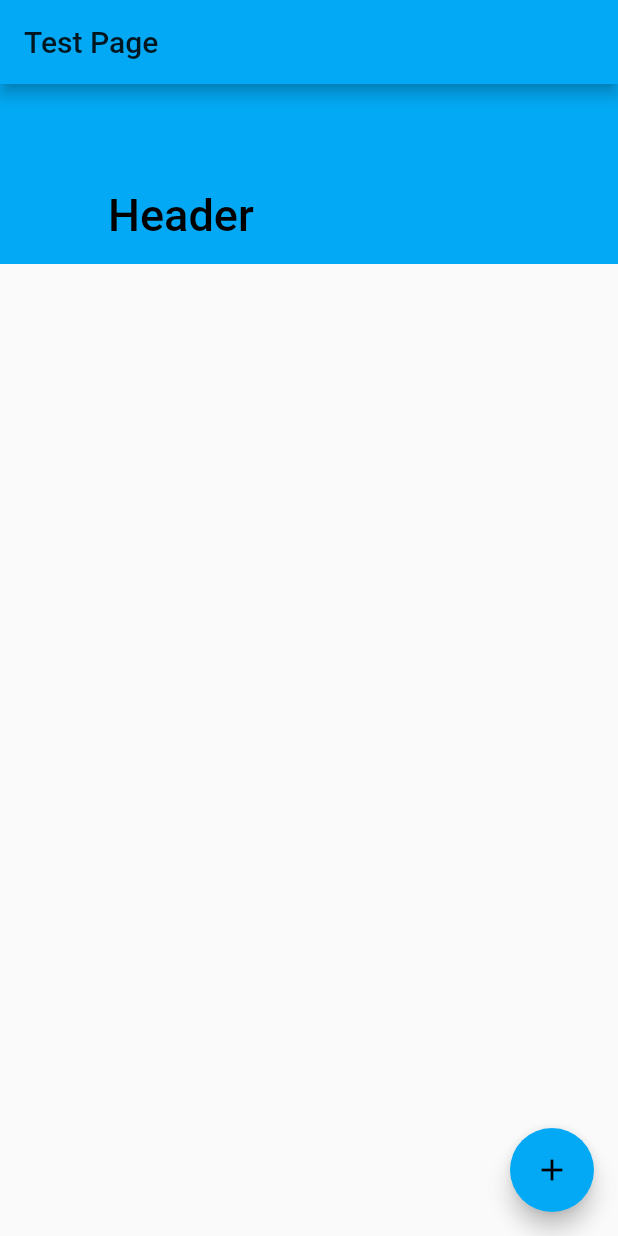
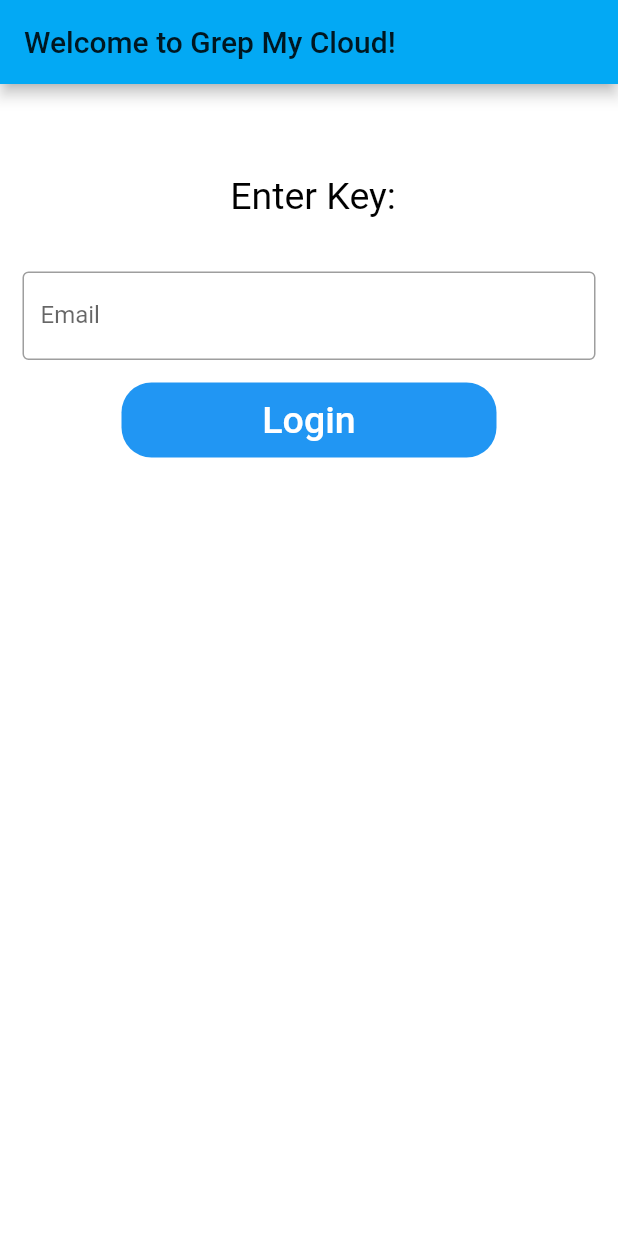
Before and after one commit to BraytonK/GrepMyCloud, a Flutter app: the screen it shows after launch, on a phone screen of 412 x 824 dp. Run offline on Flutter 3.47's test engine with Material 2 defaults, Android fonts, the phone set to English and light mode, and no system bars.

Commit message:
login page up

```diff
--- a/grepmycloud_application/lib/main.dart
+++ b/grepmycloud_application/lib/main.dart
@@ -1,4 +1,7 @@
 import 'package:flutter/material.dart';
+import 'package:grepmycloud_application/screens/bookshelfScreen.dart';
+import 'package:grepmycloud_application/screens/linksScreen.dart';
+import 'package:grepmycloud_application/screens/welcomeScreen.dart';
 
 void main() {
   runApp(GrepMyCloud());
@@ -13,104 +16,13 @@ class GrepMyCloud extends StatelessWidget {
       theme: ThemeData(
         primarySwatch: Colors.lightBlue,
       ),
-      home: MyObjectsPage(
-        title: 'User Objects',
-        objectCount: 0,
-      ),
+      initialRoute: '/',
+      routes: {
+        '/': (context) => WelcomePage(), //TODO make this welcome
+        '/myLinks': (context) => MyLinksPage(),
+        '/bookshelf': (context) =>
+            BookshelfPage(), //TODO make this the bookshelf
+      },
     );
   }
 }
-
-class MyObjectsPage extends StatefulWidget {
-  MyObjectsPage({Key? key, required this.title, required this.objectCount})
-      : super(key: key);
-
-  final String title;
-  int objectCount;
-
-  @override
-  _MyObjectsPageState createState() => _MyObjectsPageState();
-}
-
-class MyObject extends StatelessWidget {
-  final int index;
-
-  const MyObject(this.index, {Key? key}) : super(key: key);
-}
-
-class _MyObjectsPageState extends State<MyObjectsPage> {
-  int get objectCount {
-    return widget.objectCount;
-  }
-
-  set objectCount(int count) {
-    widget.objectCount = count;
-  }
-
-  void incrementObjectCount() {
-    objectCount = objectCount + 1;
-  }
-
-  Widget build(BuildContext context) {
-    return Scaffold(
-      // appBar: AppBar(
-      //   title: Text(widget.title),
-      // ),
-      body: _buildMainPage(),
-    );
-  }
-
-  Widget _buildPage() {
-    return Scaffold(
-      appBar: AppBar(
-        title: Text('Test Page'),
-      ),
-      body: _buildObjectSilversList(),
-      floatingActionButton: FloatingActionButton(
-        onPressed: () => setState(() => incrementObjectCount()),
-        tooltip: 'Object Creator',
-        child: const Icon(Icons.add),
-      ),
-    );
-  }
-
-  //Input ref: https://flutter.dev/docs/cookbook/forms/retrieve-input
-
-  Widget _buildMainPage() {
-    return PageView(
-      children: [
-        _buildPage(),
-        _buildPage(),
-        _buildPage(),
-      ],
-    );
-  }
-
-  Widget _buildObjectSilversList() {
-    return CustomScrollView(slivers: <Widget>[
-      SliverAppBar(
-        expandedHeight: 120.0,
-        flexibleSpace: FlexibleSpaceBar(
-          title: Text('Header'),
-        ),
-      ),
-      SliverGrid(
-        gridDelegate: SliverGridDelegateWithMaxCrossAxisExtent(
-            maxCrossAxisExtent: 200.0,
-            mainAxisSpacing: 10.0,
-            crossAxisSpacing: 10.0,
-            childAspectRatio: 4.0),
-        delegate: SliverChildBuilderDelegate(
-          (BuildContext context, int index) {
-            return Container(
-              alignment: Alignment.center,
-              color: Colors.teal[100 * (index % 9)],
-              child: Text('My Object $index'),
-            );
-          },
-          childCount: objectCount,
-        ),
-      ),
-    ]);
-  }
-}
--- /dev/null
+++ b/grepmycloud_application/lib/screens/welcomeScreen.dart
@@ -0,0 +1,64 @@
+import 'package:flutter/material.dart';
+
+class WelcomePage extends StatefulWidget {
+  @override
+  _WelcomePageState createState() => _WelcomePageState();
+}
+
+class _WelcomePageState extends State<WelcomePage> {
+  @override
+  Widget build(BuildContext context) {
+    return Scaffold(
+      backgroundColor: Colors.white,
+      appBar: AppBar(
+        title: Text("Welcome to Grep My Cloud!"),
+      ),
+      body: SingleChildScrollView(
+        child: Column(
+          children: <Widget>[
+            Padding(
+              padding: const EdgeInsets.only(top: 60.0, left: 145),
+              child: Center(
+                child: Container(
+                    height: 50,
+                    width: 250,
+                    /*decoration: BoxDecoration(
+                        color: Colors.red,
+                        borderRadius: BorderRadius.circular(50.0)),*/
+                    child: Text('Enter Key: ',
+                        style: TextStyle(color: Colors.black, fontSize: 25))),
+              ),
+            ),
+            Padding(
+              //padding: const EdgeInsets.only(left:15.0,right: 15.0,top:0,bottom: 0),
+              padding: const EdgeInsets.only(
+                  left: 15.0, right: 15.0, top: 15, bottom: 15),
+              child: TextField(
+                decoration: InputDecoration(
+                    border: OutlineInputBorder(),
+                    labelText: 'Email',
+                    hintText: 'Enter valid api key as {prefix}{hash}'),
+              ),
+            ),
+            Container(
+              height: 50,
+              width: 250,
+              decoration: BoxDecoration(
+                  color: Colors.blue, borderRadius: BorderRadius.circular(20)),
+              child: TextButton(
+                onPressed: () => Navigator.pushNamed(context, '/bookshelf'),
+                child: Text(
+                  'Login',
+                  style: TextStyle(color: Colors.white, fontSize: 25),
+                ),
+              ),
+            ),
+            SizedBox(
+              height: 130,
+            ),
+          ],
+        ),
+      ),
+    );
+  }
+}
```
Also changed, not shown: grepmycloud_application/lib/common/theme.dart (added, +13 -0 lines), grepmycloud_application/lib/screens/bookshelfScreen.dart (added, +118 -0 lines), grepmycloud_application/lib/screens/linksScreen.dart (added, +57 -0 lines), grepmycloud_application/pubspec.lock.
